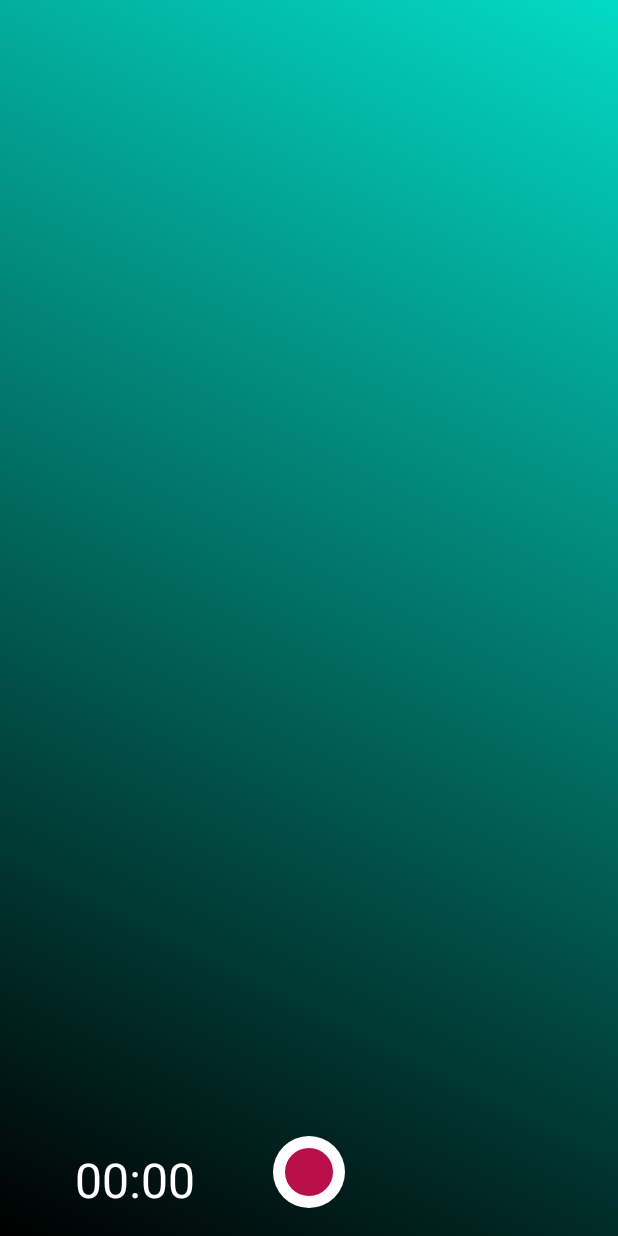
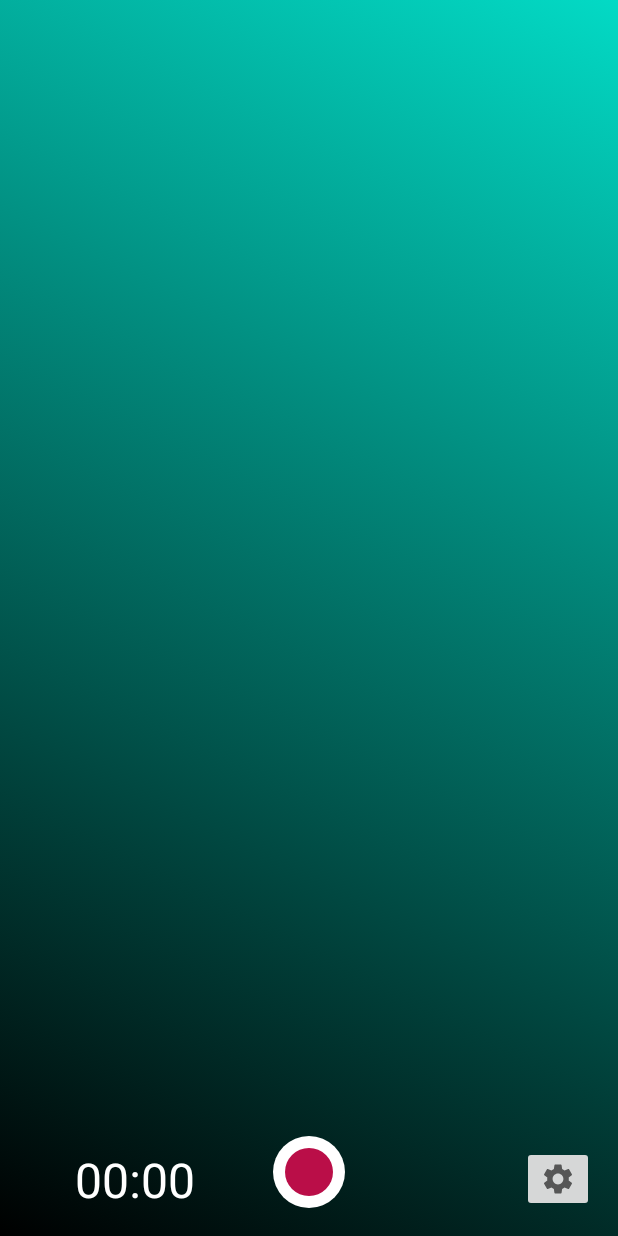
Before and after one commit to MobileDevErgasia/MobileDevErgasia, an Android app: the screen it shows after launch (VoiceRecordActivity), after a tap on "OPENVOICERECORD", on a phone screen of 412 x 824 dp. Run offline under Robolectric (Android 15) with nearby library versions, the phone set to English and light mode, and no system bars.

Commit message:
Settings και bugfixes

```diff
--- a/app/src/main/java/com/example/mobiledevergasia/CustomArrayAdapter.java
+++ b/app/src/main/java/com/example/mobiledevergasia/CustomArrayAdapter.java
@@ -8,7 +8,6 @@ import android.widget.ArrayAdapter;
 import android.widget.ImageView;
 import android.widget.TextView;
 
-import androidx.annotation.DrawableRes;
 import androidx.annotation.NonNull;
 import androidx.annotation.Nullable;
 
--- a/app/src/main/java/com/example/mobiledevergasia/CustomListHandler.java
+++ b/app/src/main/java/com/example/mobiledevergasia/CustomListHandler.java
@@ -341,6 +341,12 @@ public class CustomListHandler  {
         this.customListListener =customListListener;
     }
 
+    public void setAutoLooping(Boolean b){
+        for (CustomItem item : myList){
+            item.setToAutoLoop(b);
+        }
+    }
+
     /**
      * interface της κλασης,χρησιμοποιειται απο την VoiceRecordActivity
      * η συναρτηση onStartPlaying καλειται οταν ενα αντικειμενο ξεκιναει την αναπαραγωγη
--- a/app/src/main/java/com/example/mobiledevergasia/MainActivity.java
+++ b/app/src/main/java/com/example/mobiledevergasia/MainActivity.java
@@ -30,5 +30,7 @@ public class MainActivity extends AppCompatActivity {
 
             }
         });
+
+
     }
 }
--- a/app/src/main/java/com/example/mobiledevergasia/Recorder.java
+++ b/app/src/main/java/com/example/mobiledevergasia/Recorder.java
@@ -81,6 +81,7 @@ public class Recorder  {
         if (mediaRecorder != null) {
             mediaRecorder.release();
             mediaRecorder = null;
+            isRecording=false;
         }
     }
 }
--- a/app/src/main/java/com/example/mobiledevergasia/VoiceRecordActivity.java
+++ b/app/src/main/java/com/example/mobiledevergasia/VoiceRecordActivity.java
@@ -4,14 +4,25 @@ package com.example.mobiledevergasia;
 import androidx.appcompat.app.AppCompatActivity;
 import androidx.appcompat.widget.Toolbar;
 
+import android.app.Activity;
+import android.content.Context;
+import android.content.Intent;
+import android.content.SharedPreferences;
+import android.content.res.Configuration;
+import android.content.res.Resources;
+import android.os.Build;
 import android.os.Bundle;
 import android.os.SystemClock;
+import android.preference.PreferenceManager;
 import android.view.View;
 import android.widget.Chronometer;
 import android.widget.ImageButton;
 import android.widget.Toast;
 
 import java.io.File;
+import java.util.Locale;
+
+import static android.content.Intent.FLAG_ACTIVITY_NEW_TASK;
 
 /**
  * TODO
@@ -19,7 +30,7 @@ import java.io.File;
 public class VoiceRecordActivity extends AppCompatActivity implements SaveDialog.SaveDialogListener {
 
 
-    private ImageButton recordButton,stopPlayingButton;
+    private ImageButton recordButton,stopPlayingButton,settingsButton;
     private File folder,temporaryFile,finalFile;
 
     private CustomListHandler customListHandler;
@@ -29,6 +40,7 @@ public class VoiceRecordActivity extends AppCompatActivity implements SaveDialog
 
     private Chronometer chronometer;
     private Toolbar myToolbar;
+    private String recordingDurationText;
 
     @Override
     protected void onCreate(Bundle savedInstanceState) {
@@ -40,6 +52,7 @@ public class VoiceRecordActivity extends AppCompatActivity implements SaveDialog
         //αρικοποιηση
         recordButton =findViewById(R.id.recordButton);
         stopPlayingButton=findViewById(R.id.stopPlayingButton);
+        settingsButton=findViewById(R.id.settingsButton);
 
         chronometer=findViewById(R.id.simpleChronometer);
 
@@ -60,13 +73,19 @@ public class VoiceRecordActivity extends AppCompatActivity implements SaveDialog
             }
         });
 
+        settingsButton.setOnClickListener(new View.OnClickListener() {
+            @Override
+            public void onClick(View v) {
+                openSettings();
+            }
+        });
+
         chronometer.setOnChronometerTickListener(new Chronometer.OnChronometerTickListener() {
             @Override
             public void onChronometerTick(Chronometer chronometer) {
 
-                if (chronometer.getText().toString().endsWith("15")){//το endswith("15") σημαινει
-                    stopClock();                                     //οταν το χρονομετρο γραψει "00:15" θα σταματησει η ηχογραφηση
-                    //stopRecording();
+                if (chronometer.getText().toString().endsWith(recordingDurationText)){//το endswith("15") σημαινει
+                    stopClock();                                     //πχ οταν το χρονομετρο γραψει "00:15" θα σταματησει η ηχογραφηση
                     stopRecording();
                 }
 
@@ -95,6 +114,20 @@ public class VoiceRecordActivity extends AppCompatActivity implements SaveDialog
             }
         });
 
+    }
+
+    /**
+     * Ανοιγει το Setting.class,καλειται απο το
+     * settingsButton
+     */
+    private void openSettings(){
+        hideStopButton();
+
+
+        Intent intent= new Intent(getApplicationContext(),Settings.class);
+        String currentLanguage=Locale.getDefault().getLanguage();
+        intent.putExtra("language",currentLanguage);
+        startActivity(intent);
     }
 
     /**
@@ -235,9 +268,55 @@ public class VoiceRecordActivity extends AppCompatActivity implements SaveDialog
         finalFile=check(finalFile,0);
         temporaryFile.renameTo(finalFile);
         customListHandler.addToList(finalFile.getPath(),name); //προσθηκη ηχογραφησης στην λιστα αν αλλαξει το name
-
     }
 
+    /**
+     * Φορτωνει τα settings,καλειται απτην onResume η οποια γινεται override
+     * Πιο συγκεκριμενα,την μεγιστη διαρκεια ηχογραφησης
+     * την γλωσσα και την αυτοματη επαναληψη.
+     */
+    private void loadSettings(){
+        SharedPreferences sharedPreferences= PreferenceManager.getDefaultSharedPreferences(this);
+        String tempKey=sharedPreferences.getString("maxRecordDuration","10");
+        switch(tempKey){
+            case "1" :
+                recordingDurationText="05";
+                break;
+            case "2" :
+                recordingDurationText="10";
+                break;
+            case "3" :
+                recordingDurationText="15";
+                break;
+            case "4" :
+                recordingDurationText="20";
+                break;
+        }
+
+        boolean toAutoLoop=sharedPreferences.getBoolean("AutoLoop",false);
+        customListHandler.setAutoLooping(toAutoLoop);
+
+        String language=sharedPreferences.getString("selectLanguage","el");
+
+        switch (language){
+            case "el": setLocale(this,"el"); break;
+            case "en": setLocale(this,"en"); break;
+        }
+    }
+
+    /**
+     *  Αλλαζει την γλωσσα των ρυθμισεων
+     * @param activity το VoiceRecordActivity
+     * @param languageCode ο κωδικος της γλωσσας, el για ελληνικα,en για αγγλικα
+     */
+    private static void setLocale(Activity activity, String languageCode) {
+        Locale locale = new Locale(languageCode);
+        Locale.setDefault(locale);
+        Resources resources = activity.getResources();
+        Configuration config = resources.getConfiguration();
+        config.setLocale(locale);
+        resources.updateConfiguration(config, resources.getDisplayMetrics());
+    }
 
     /**
      * Οταν σταματαει η εφαρμογη,πχ παει στο background,ελευθερονεται ο mediaRecorder
@@ -246,16 +325,36 @@ public class VoiceRecordActivity extends AppCompatActivity implements SaveDialog
      */
     @Override
     public void onStop() {
+        if(recorder.isRecording()){
+            recorder.clear();
+            customListHandler.stop();
+            stopClock();
+            recordButton.setImageResource(R.drawable.start_recording_image);
+            temporaryFile.delete();
+        }
         super.onStop();
-        recorder.clear();
-        customListHandler.stop();
+    }
+
+    /**
+     * Καλει την loadSettings
+     */
+    @Override
+    public void onResume(){
+        super.onResume();
+        loadSettings();
 
     }
 
+    /**
+     * Κρυβει το stopButton
+     */
     private void hideStopButton(){
         stopPlayingButton.setVisibility(View.GONE);
     }
 
+    /**
+     * Εμφανιζει το stopButton
+     */
     private void showStopButton() {
         stopPlayingButton.setVisibility(View.VISIBLE);
     }
--- /dev/null
+++ b/app/src/main/res/drawable/setting_image.xml
@@ -0,0 +1,10 @@
+<vector xmlns:android="http://schemas.android.com/apk/res/android"
+    android:width="24dp"
+    android:height="24dp"
+    android:viewportWidth="24"
+    android:viewportHeight="24"
+    android:tint="?attr/colorControlNormal">
+  <path
+      android:fillColor="@android:color/white"
+      android:pathData="M19.14,12.94c0.04,-0.3 0.06,-0.61 0.06,-0.94c0,-0.32 -0.02,-0.64 -0.07,-0.94l2.03,-1.58c0.18,-0.14 0.23,-0.41 0.12,-0.61l-1.92,-3.32c-0.12,-0.22 -0.37,-0.29 -0.59,-0.22l-2.39,0.96c-0.5,-0.38 -1.03,-0.7 -1.62,-0.94L14.4,2.81c-0.04,-0.24 -0.24,-0.41 -0.48,-0.41h-3.84c-0.24,0 -0.43,0.17 -0.47,0.41L9.25,5.35C8.66,5.59 8.12,5.92 7.63,6.29L5.24,5.33c-0.22,-0.08 -0.47,0 -0.59,0.22L2.74,8.87C2.62,9.08 2.66,9.34 2.86,9.48l2.03,1.58C4.84,11.36 4.8,11.69 4.8,12s0.02,0.64 0.07,0.94l-2.03,1.58c-0.18,0.14 -0.23,0.41 -0.12,0.61l1.92,3.32c0.12,0.22 0.37,0.29 0.59,0.22l2.39,-0.96c0.5,0.38 1.03,0.7 1.62,0.94l0.36,2.54c0.05,0.24 0.24,0.41 0.48,0.41h3.84c0.24,0 0.44,-0.17 0.47,-0.41l0.36,-2.54c0.59,-0.24 1.13,-0.56 1.62,-0.94l2.39,0.96c0.22,0.08 0.47,0 0.59,-0.22l1.92,-3.32c0.12,-0.22 0.07,-0.47 -0.12,-0.61L19.14,12.94zM12,15.6c-1.98,0 -3.6,-1.62 -3.6,-3.6s1.62,-3.6 3.6,-3.6s3.6,1.62 3.6,3.6S13.98,15.6 12,15.6z"/>
+</vector>
--- a/app/src/main/res/layout/activity_main.xml
+++ b/app/src/main/res/layout/activity_main.xml
@@ -15,4 +15,5 @@
         app:layout_constraintEnd_toEndOf="parent"
         app:layout_constraintStart_toStartOf="parent"
         app:layout_constraintTop_toTopOf="parent" />
+
 </androidx.constraintlayout.widget.ConstraintLayout>
--- a/app/src/main/res/layout/activity_voice_record.xml
+++ b/app/src/main/res/layout/activity_voice_record.xml
@@ -147,9 +147,19 @@
         android:visibility="gone"
         app:layout_constraintBottom_toBottomOf="parent"
         app:layout_constraintEnd_toEndOf="parent"
-        app:layout_constraintHorizontal_bias="1.0"
+        app:layout_constraintHorizontal_bias="0.135"
         app:layout_constraintStart_toEndOf="@+id/recordButton"
         app:srcCompat="@drawable/stop_playing_image" />
 
+    <ImageButton
+        android:id="@+id/settingsButton"
+        android:layout_width="wrap_content"
+        android:layout_height="wrap_content"
+        android:layout_marginEnd="16dp"
+        android:layout_marginBottom="16dp"
+        app:layout_constraintBottom_toBottomOf="parent"
+        app:layout_constraintEnd_toEndOf="parent"
+        app:srcCompat="@drawable/setting_image" />
+
 
 </androidx.constraintlayout.widget.ConstraintLayout>
```
Also changed, not shown: app/src/main/AndroidManifest.xml (+6 -3 lines), app/src/main/java/com/example/mobiledevergasia/CustomItem.java (+14 -3 lines), app/src/main/java/com/example/mobiledevergasia/Settings.java (added, +83 -0 lines), app/src/main/res/layout/item_layout.xml (+4 -3 lines), app/src/main/res/values/strings.xml (+25 -0 lines), app/src/main/res/xml/settings.xml (added, +30 -0 lines), 1 other file.
